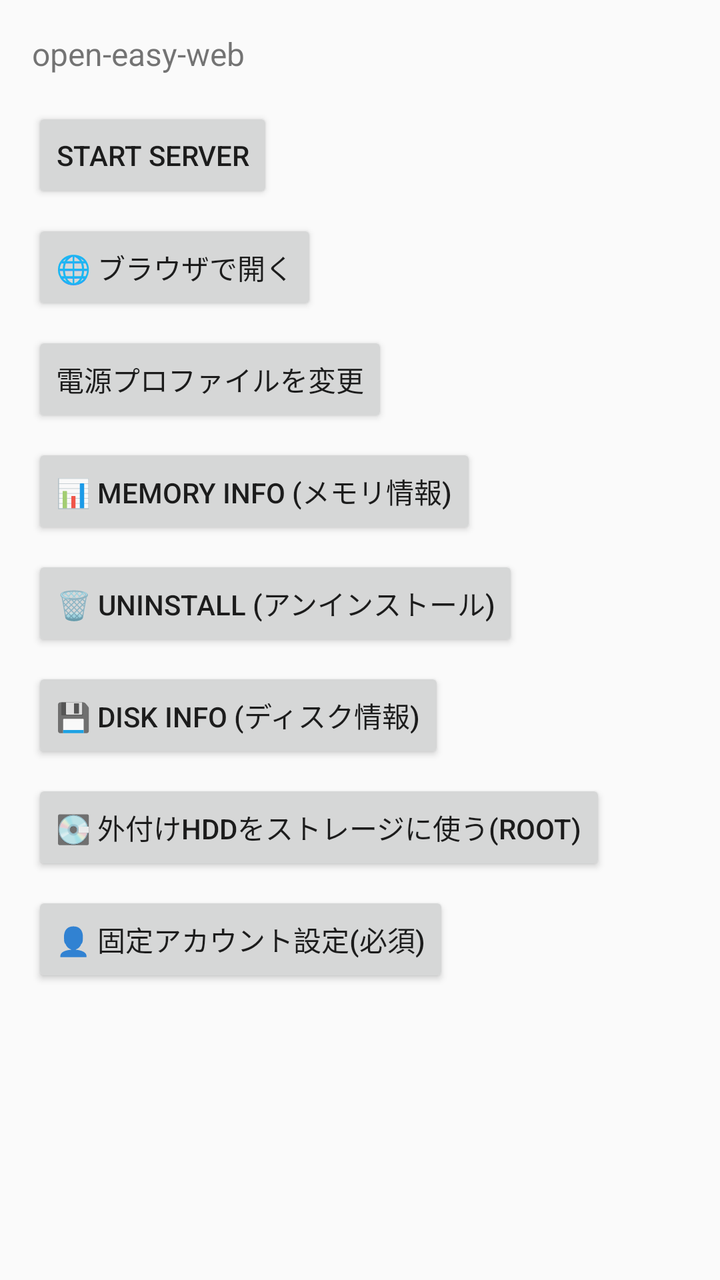
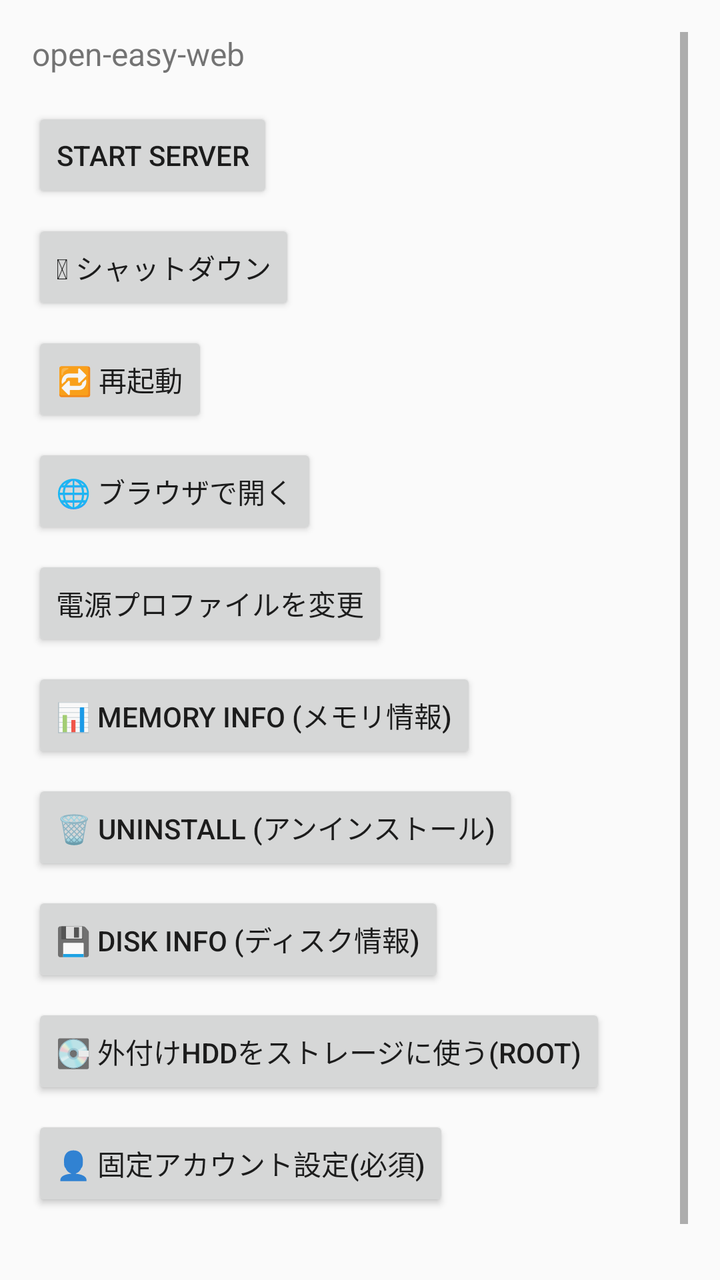

Compare the two renders of this Android layout. The source of the first and the diff that turns it into the second are given below.
<!-- AndroidManifest.xml: application theme Theme.OpenEasyWeb -->
<!-- res/layout/activity_main.xml -->
<?xml version="1.0" encoding="utf-8"?>
<LinearLayout xmlns:android="http://schemas.android.com/apk/res/android"
    android:layout_width="match_parent"
    android:layout_height="match_parent"
    android:orientation="vertical"
    android:padding="16dp">

    
    <ScrollView
        android:layout_width="match_parent"
        android:layout_height="0dp"
        android:layout_weight="1">

        <LinearLayout
            android:layout_width="match_parent"
            android:layout_height="wrap_content"
            android:orientation="vertical">

            <TextView
                android:id="@+id/statusText"
                android:layout_width="match_parent"
                android:layout_height="wrap_content"
                android:text="@string/app_name"
                android:textSize="16sp" />

            <Button
                android:id="@+id/startButton"
                android:layout_width="wrap_content"
                android:layout_height="wrap_content"
                android:layout_marginTop="16dp"
                android:text="Start server" />

            <Button
                android:id="@+id/openBrowserButton"
                android:layout_width="wrap_content"
                android:layout_height="wrap_content"
                android:layout_marginTop="8dp"
                android:text="@string/open_browser_button" />

            <Button
                android:id="@+id/changeProfileButton"
                android:layout_width="wrap_content"
                android:layout_height="wrap_content"
                android:layout_marginTop="8dp"
                android:text="@string/change_profile_button" />

            <Button
                android:id="@+id/memoryInfoButton"
                android:layout_width="wrap_content"
                android:layout_height="wrap_content"
                android:layout_marginTop="8dp"
                android:text="@string/memory_info_button" />

            <Button
                android:id="@+id/uninstallButton"
                android:layout_width="wrap_content"
                android:layout_height="wrap_content"
                android:layout_marginTop="8dp"
                android:text="@string/uninstall_button" />

            
            <Button
                android:id="@+id/diskInfoButton"
                android:layout_width="wrap_content"
                android:layout_height="wrap_content"
                android:layout_marginTop="8dp"
                android:text="@string/disk_info_button" />

            
            <Button
                android:id="@+id/externalStorageButton"
                android:layout_width="wrap_content"
                android:layout_height="wrap_content"
                android:layout_marginTop="8dp"
                android:text="@string/external_storage_button" />

            
            <Button
                android:id="@+id/fixedAccountButton"
                android:layout_width="wrap_content"
                android:layout_height="wrap_content"
                android:layout_marginTop="8dp"
                android:text="@string/fixed_account_button" />

            <TextView
                android:id="@+id/logText"
                android:layout_width="match_parent"
                android:layout_height="wrap_content"
                android:layout_marginTop="16dp"
                android:fontFamily="monospace"
                android:textIsSelectable="true"
                android:textSize="11sp" />
        </LinearLayout>
    </ScrollView>

</LinearLayout>
<!-- resources referenced by this layout -->
<resources>
  <string name="app_name">open-easy-web</string>
  <string name="change_profile_button">電源プロファイルを変更</string>
  <string name="disk_info_button">💾 Disk info (ディスク情報)</string>
  <string name="external_storage_button">💽 外付けHDDをストレージに使う(root)</string>
  <string name="fixed_account_button">👤 固定アカウント設定(必須)</string>
  <string name="memory_info_button">📊 Memory info (メモリ情報)</string>
  <string name="open_browser_button">🌐 ブラウザで開く</string>
  <string name="uninstall_button">🗑️ Uninstall (アンインストール)</string>
  <style name="Theme.OpenEasyWeb" parent="Theme.AppCompat.DayNight.NoActionBar" />
</resources>

<!-- the commit's change to res/layout/activity_main.xml (unified diff, before → after) -->
@@ -29,6 +29,20 @@
                 android:layout_height="wrap_content"
                 android:layout_marginTop="16dp"
                 android:text="Start server" />
+
+            <Button
+                android:id="@+id/shutdownButton"
+                android:layout_width="wrap_content"
+                android:layout_height="wrap_content"
+                android:layout_marginTop="8dp"
+                android:text="@string/shutdown_button" />
+
+            <Button
+                android:id="@+id/restartButton"
+                android:layout_width="wrap_content"
+                android:layout_height="wrap_content"
+                android:layout_marginTop="8dp"
+                android:text="@string/restart_button" />
 
             <Button
                 android:id="@+id/openBrowserButton"
<!-- resource entries referenced after the edit -->
@@ -7,6 +7,8 @@
   <string name="fixed_account_button">👤 固定アカウント設定(必須)</string>
   <string name="memory_info_button">📊 Memory info (メモリ情報)</string>
   <string name="open_browser_button">🌐 ブラウザで開く</string>
+  <string name="restart_button">🔁 再起動</string>
+  <string name="shutdown_button">⏻ シャットダウン</string>
   <string name="uninstall_button">🗑️ Uninstall (アンインストール)</string>
   <style name="Theme.OpenEasyWeb" parent="Theme.AppCompat.DayNight.NoActionBar" />
 </resources>
